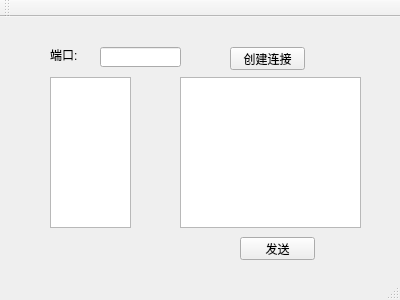
This is homework1/Tcptest_server/mainwindow.ui in brocoszhao/Network-Programming-homework as Qt 5 draws it before an edit. The edited form follows.
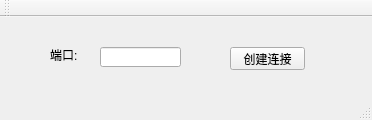
This is the edited form.

The edit to the form file:
```diff
--- a/homework1/Tcptest_server/mainwindow.ui
+++ b/homework1/Tcptest_server/mainwindow.ui
@@ -6,8 +6,8 @@
    <rect>
     <x>0</x>
     <y>0</y>
-    <width>400</width>
-    <height>300</height>
+    <width>372</width>
+    <height>120</height>
    </rect>
   </property>
   <property name="windowTitle">
@@ -50,39 +50,6 @@
      <string>创建连接</string>
     </property>
    </widget>
-   <widget class="QTextEdit" name="textEdit_Recv">
-    <property name="geometry">
-     <rect>
-      <x>50</x>
-      <y>60</y>
-      <width>81</width>
-      <height>151</height>
-     </rect>
-    </property>
-   </widget>
-   <widget class="QTextEdit" name="textEdit_Send">
-    <property name="geometry">
-     <rect>
-      <x>180</x>
-      <y>60</y>
-      <width>181</width>
-      <height>151</height>
-     </rect>
-    </property>
-   </widget>
-   <widget class="QPushButton" name="pushButton_Send">
-    <property name="geometry">
-     <rect>
-      <x>240</x>
-      <y>220</y>
-      <width>75</width>
-      <height>23</height>
-     </rect>
-    </property>
-    <property name="text">
-     <string>发送</string>
-    </property>
-   </widget>
   </widget>
   <widget class="QMenuBar" name="menuBar">
    <property name="geometry">
```
Left out of the diff: 2 changed lines with no effect on the pictures.
